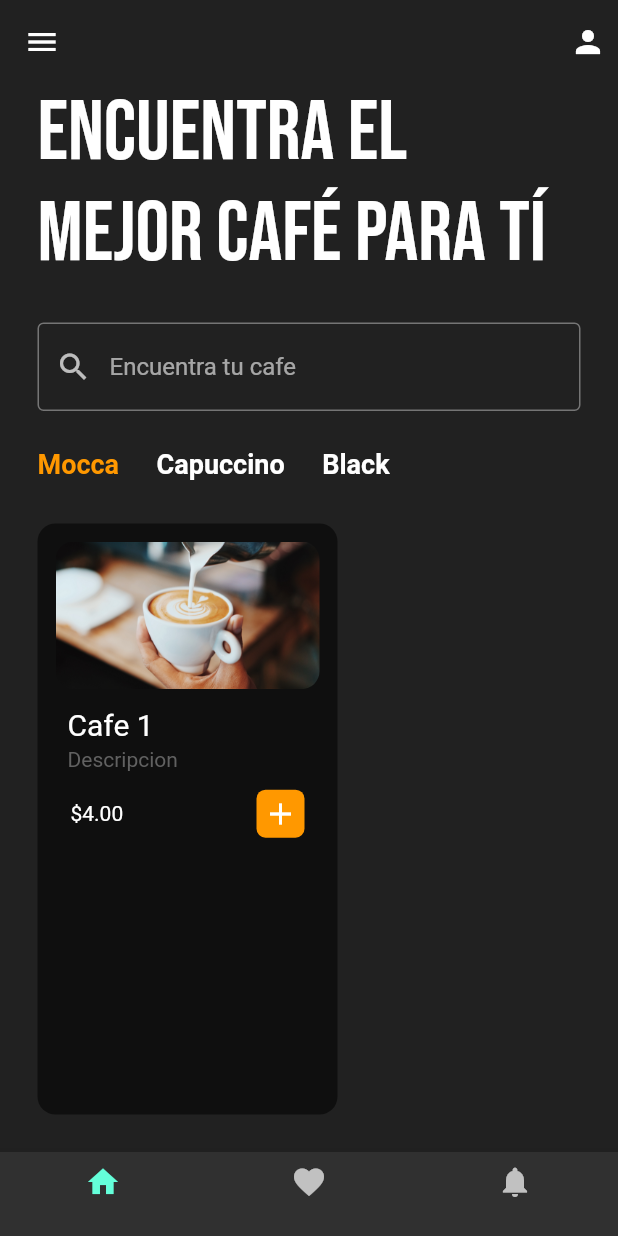
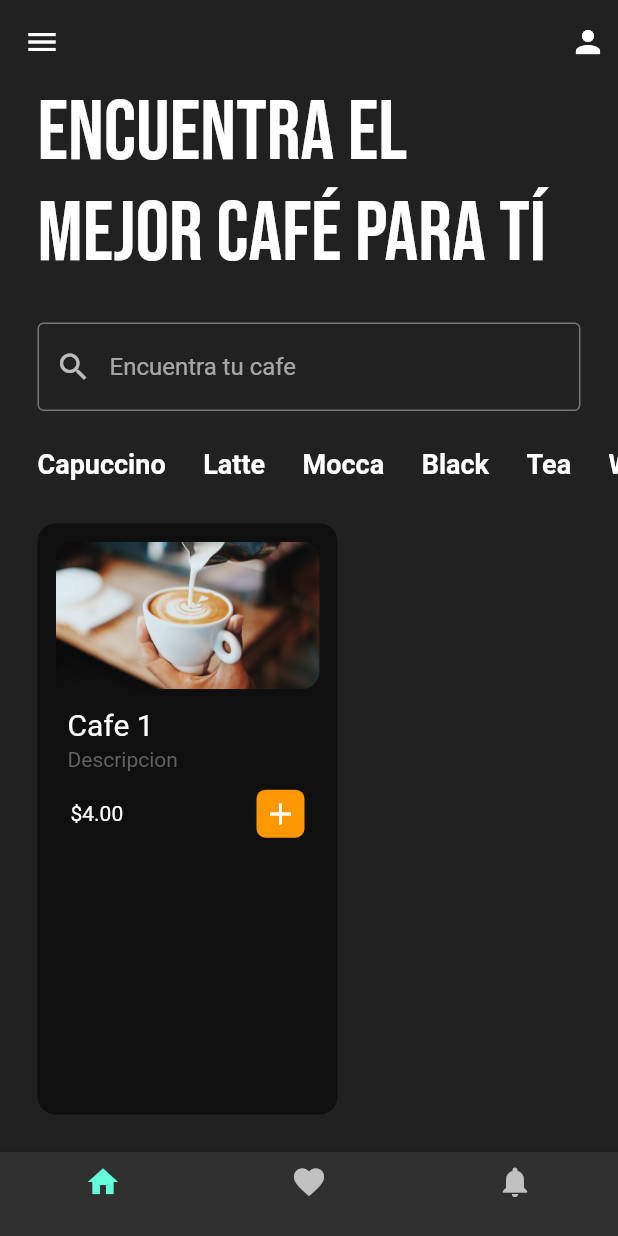
Before and after one commit to CristobalSalinas/coffeeapp, a Flutter app: the screen it shows after launch, after a tap on "Capuccino", on a phone screen of 412 x 824 dp. Run offline on Flutter 3.47's test engine with Material 2 defaults, Android fonts, the phone set to English and light mode, and no system bars; our stand-ins replace google_fonts.

Commit message:
:feature: seleccion por categoria

```diff
--- a/lib/pages/home.dart
+++ b/lib/pages/home.dart
@@ -19,9 +19,14 @@ class _HomeState extends State<Home> {
     ['Mocca', false],
     ['Black', false],
     ['Tea', false],
+    ['Water', false],
   ];
 
-  void coffeeTypeSelected() {}
+  void coffeeTypeSelected(int index) {
+    setState(() {
+      coffeeType[index][1] = !coffeeType[index][1];
+    });
+  }
 
   @override
   Widget build(BuildContext context) {
@@ -64,26 +69,18 @@ class _HomeState extends State<Home> {
             height: 25,
           ),
           Container(
-            height: 50,
-            child: ListView(
-              scrollDirection: Axis.horizontal,
-              children: [
-                CoffeeType(
-                  coffeeType: 'Mocca',
-                  isSelected: true,
-                  onTap: () {},
-                ),
-                CoffeeType(
-                    coffeeType: 'Capuccino',
-                    isSelected: false,
-                    onTap: coffeeTypeSelected),
-                CoffeeType(
-                    coffeeType: 'Black',
-                    isSelected: false,
-                    onTap: coffeeTypeSelected),
-              ],
-            ),
-          ),
+              height: 50,
+              child: ListView.builder(
+                  scrollDirection: Axis.horizontal,
+                  itemCount: coffeeType.length,
+                  itemBuilder: (context, index) {
+                    return CoffeeType(
+                        coffeeType: coffeeType[index][0],
+                        isSelected: coffeeType[index][1],
+                        onTap: () {
+                          coffeeTypeSelected(index);
+                        });
+                  })),
           Expanded(
               child: ListView(
             scrollDirection: Axis.horizontal,
```
